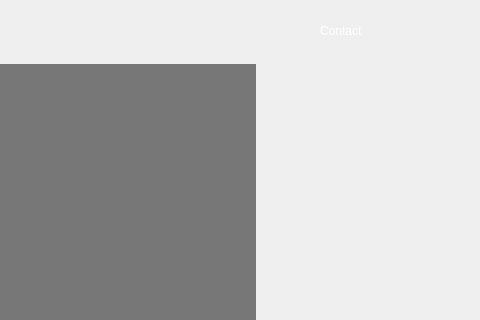
Above: Babel/client/forms/BabelMain.ui from gvsurenderreddy/Babel-VOIP before the change; both pictures show x 0 to 480 and y 0 to 320 of the 1024 by 870 pixel window. Below: the same form after it.
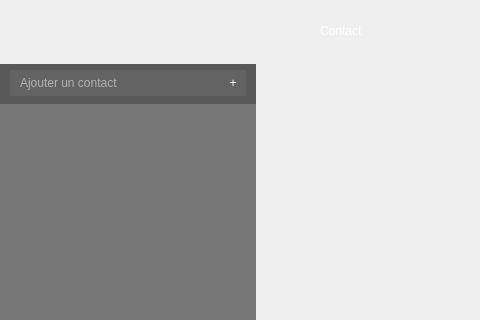
That is the form after the change. Icons and pictures are not drawn.

Commit message: update contact list, add fictif people to test contact list

```diff
--- a/Babel/client/forms/BabelMain.ui
+++ b/Babel/client/forms/BabelMain.ui
@@ -112,15 +112,18 @@
    <property name="geometry">
     <rect>
      <x>0</x>
-     <y>64</y>
+     <y>104</y>
      <width>256</width>
-     <height>746</height>
+     <height>706</height>
     </rect>
    </property>
    <property name="styleSheet">
     <string notr="true">background:none;
 background-color: rgba(0, 0, 0, 128);
 border: none;
+font: 16px &quot;Open Sans Light&quot;;
+color: rgb(255, 255, 255);
+padding: 0 8px;
 </string>
    </property>
   </widget>
@@ -172,6 +175,69 @@
 </string>
    </property>
   </widget>
+  <widget class="QWidget" name="widget_2" native="true">
+   <property name="geometry">
+    <rect>
+     <x>0</x>
+     <y>64</y>
+     <width>256</width>
+     <height>40</height>
+    </rect>
+   </property>
+   <property name="styleSheet">
+    <string notr="true">background:none;
+background-color: rgba(0, 0, 0, 160);
+border: none;
+font: 12pt &quot;Open Sans Light&quot;;
+color: rgb(255, 255, 255);
+padding: 0 8px;
+</string>
+   </property>
+   <widget class="QLineEdit" name="newContact">
+    <property name="geometry">
+     <rect>
+      <x>10</x>
+      <y>6</y>
+      <width>210</width>
+      <height>26</height>
+     </rect>
+    </property>
+    <property name="styleSheet">
+     <string notr="true">background:none;
+background-color: rgba(255, 255, 255, 16);
+border: none;
+font: 14px &quot;Open Sans Light&quot;;
+color: rgb(255, 255, 255);
+padding: 0 8px;
+</string>
+    </property>
+    <property name="placeholderText">
+     <string>Ajouter un contact</string>
+    </property>
+   </widget>
+   <widget class="QPushButton" name="addContact">
+    <property name="geometry">
+     <rect>
+      <x>220</x>
+      <y>6</y>
+      <width>26</width>
+      <height>26</height>
+     </rect>
+    </property>
+    <property name="styleSheet">
+     <string notr="true">background:none;
+background-color: rgba(255, 255, 255, 16);
+border: none;
+font: 14px &quot;Open Sans Light&quot;;
+color: rgb(255, 255, 255);
+padding: 0 8px;
+</string>
+    </property>
+    <property name="text">
+     <string>+</string>
+    </property>
+   </widget>
+  </widget>
  </widget>
  <resources>
   <include location="../resources/BabelMainWindow.qrc"/>
```
Left out of the diff: 2 changed lines with no effect on the pictures. The commit also changes 4 other files.
